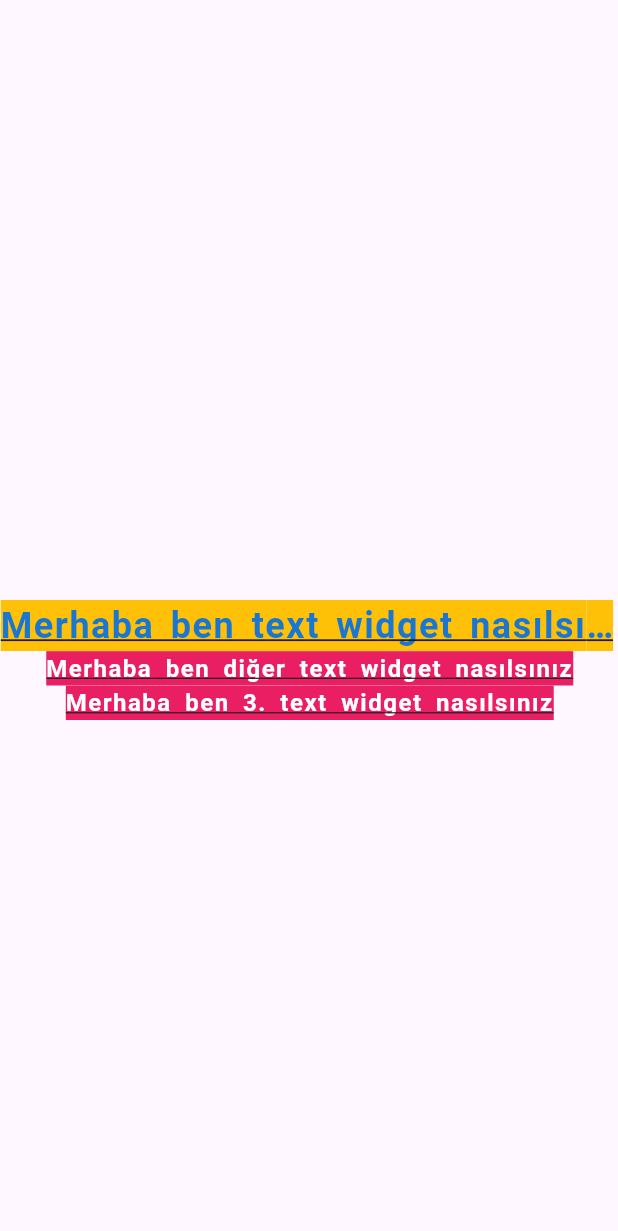
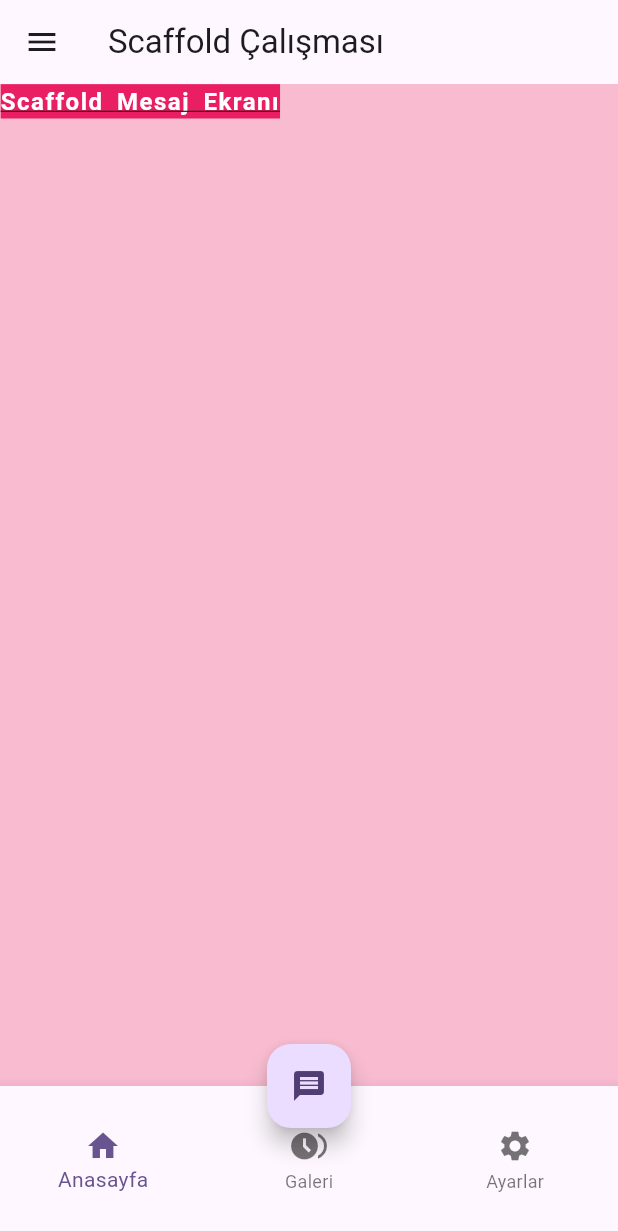
Before and after one commit to akkayasoft/akkayasoft_flutter_egitimi_2024, a Flutter app: the screen it shows after launch, on a phone screen of 412 x 824 dp. Shown: the top 1231 px of the screen. Run offline on Flutter 3.47's test engine with Material 3 defaults, Android fonts, the phone set to English and light mode, and no system bars.

Commit message:
scaffold bitti

```diff
--- /dev/null
+++ b/lib/101/scaffold_widget.dart
@@ -0,0 +1,46 @@
+import 'package:flutter/material.dart';
+import 'package:sevket_flutter_egitimi_2024/101/text_widget.dart';
+
+class ScaffoldWidget extends StatelessWidget {
+  const ScaffoldWidget({super.key});
+
+  @override
+  Widget build(BuildContext context) {
+    return Scaffold(
+      appBar: AppBar(
+        title: Text("Scaffold Çalışması"),
+
+      ),
+      body: ProjeTextWidget(projeMesaj: 'Scaffold Mesaj Ekranı',),
+      backgroundColor: Colors.pink.shade100,
+      extendBody: true,
+      floatingActionButton: FloatingActionButton(
+        onPressed: (){
+          showModalBottomSheet(
+            context: context,
+            builder: (context)=>Container(
+              height: 300,
+              width: 300,
+              child: Center(child: Text('Panel Açıldı')),
+            ));
+        },
+        child: Icon(Icons.message),
+      ),
+      floatingActionButtonLocation: FloatingActionButtonLocation.centerDocked,
+      drawer: Drawer(),
+      bottomNavigationBar: Container(
+        height: 100,
+        decoration: BoxDecoration(
+          borderRadius: BorderRadius.circular(10),
+        ),
+        child: BottomNavigationBar(
+          items: [
+            BottomNavigationBarItem(icon: Icon(Icons.home),label: 'Anasayfa'),
+            BottomNavigationBarItem(icon: Icon(Icons.browse_gallery),label: 'Galeri'),
+            BottomNavigationBarItem(icon: Icon(Icons.settings),label: 'Ayarlar'),
+          ],
+        ),
+      ),
+    );
+  }
+}
--- a/lib/101/text_widget.dart
+++ b/lib/101/text_widget.dart
@@ -1,7 +1,8 @@
 import 'package:flutter/material.dart';
 
 class TextWidget extends StatelessWidget {
-  const TextWidget({super.key});
+  TextWidget({required this.mesaj});
+  final String mesaj;
 
   @override
   Widget build(BuildContext context) {
@@ -12,7 +13,7 @@ class TextWidget extends StatelessWidget {
           mainAxisAlignment: MainAxisAlignment.center,
           children: [
             Text(
-              'Merhaba ben text widget nasılsınız',
+              mesaj,
               maxLines: 1,
               overflow: TextOverflow.ellipsis,
               style: TextStyle(
@@ -25,12 +26,7 @@ class TextWidget extends StatelessWidget {
                 decoration: TextDecoration.underline
               ),
               ),
-              Text(
-              'Merhaba ben diğer text widget nasılsınız',
-              maxLines: 1,
-              overflow: TextOverflow.ellipsis,
-              style: ProjeYaziStilleri.stiller,
-              ),
+              ProjeTextWidget(projeMesaj: 'Merhaba',),
               Text(
               'Merhaba ben 3. text widget nasılsınız',
               maxLines: 1,
@@ -40,6 +36,21 @@ class TextWidget extends StatelessWidget {
           ],
         ),
       ),
+    );
+  }
+}
+
+class ProjeTextWidget extends StatelessWidget {
+  final String projeMesaj;
+  ProjeTextWidget({required this.projeMesaj});
+
+  @override
+  Widget build(BuildContext context) {
+    return Text(
+    projeMesaj,
+    maxLines: 1,
+    overflow: TextOverflow.ellipsis,
+    style: ProjeYaziStilleri.stiller,
     );
   }
 }
--- a/lib/main.dart
+++ b/lib/main.dart
@@ -1,4 +1,5 @@
 import 'package:flutter/material.dart';
+import '101/scaffold_widget.dart';
 import '101/text_widget.dart';
 
 void main() {
@@ -16,7 +17,7 @@ class MyApp extends StatelessWidget {
         colorScheme: ColorScheme.fromSeed(seedColor: Colors.deepPurple),
         useMaterial3: true,
       ),
-      home: TextWidget(),
+      home: ScaffoldWidget(),
     );
   }
 }
```
